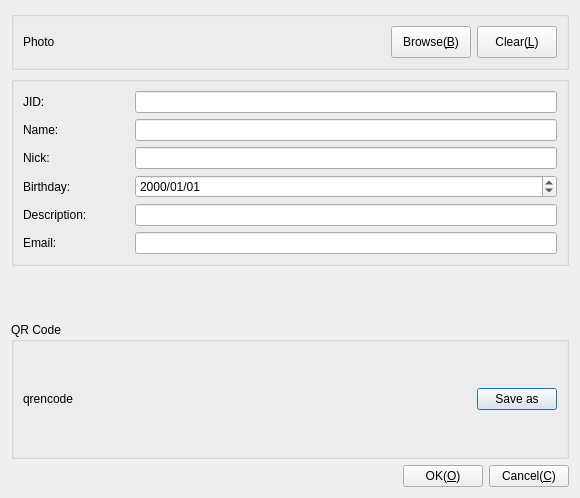
The window that Src/Widgets/DlgUservCard/DlgUservCard.ui (KangLin/RabbitIm) describes before a commit, drawn with Qt 5.
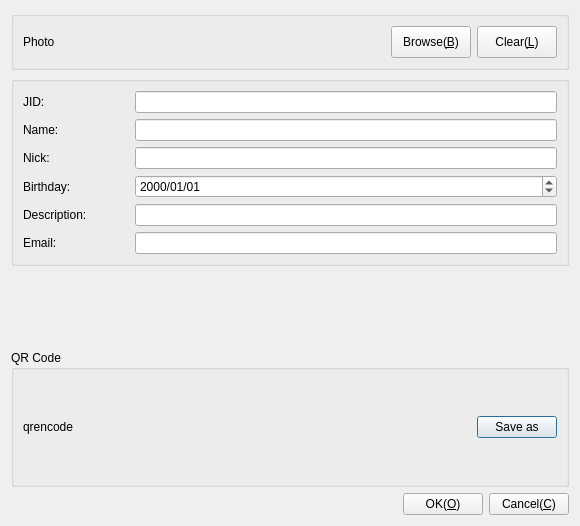
The same window after the commit. Icons and pictures are not drawn.

```diff
--- a/Src/Widgets/DlgUservCard/DlgUservCard.ui
+++ b/Src/Widgets/DlgUservCard/DlgUservCard.ui
@@ -7,7 +7,7 @@
     <x>0</x>
     <y>0</y>
     <width>580</width>
-    <height>498</height>
+    <height>526</height>
    </rect>
   </property>
   <property name="windowTitle">
```
Left out of the diff: 11 changed lines with no effect on the pictures.
